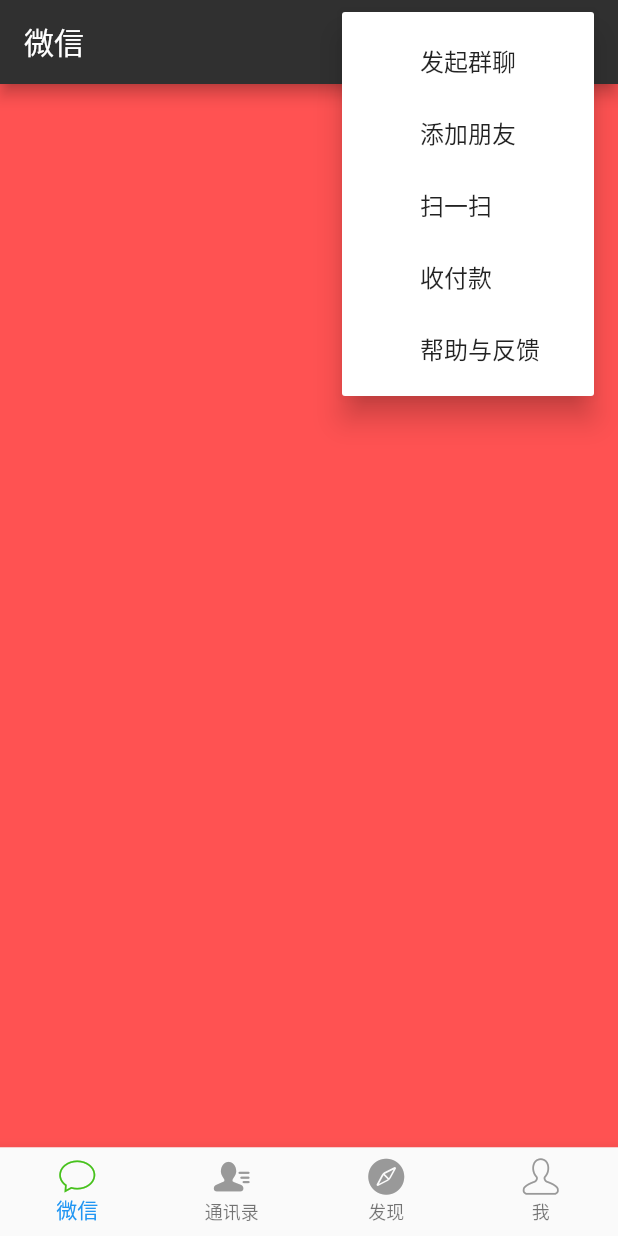
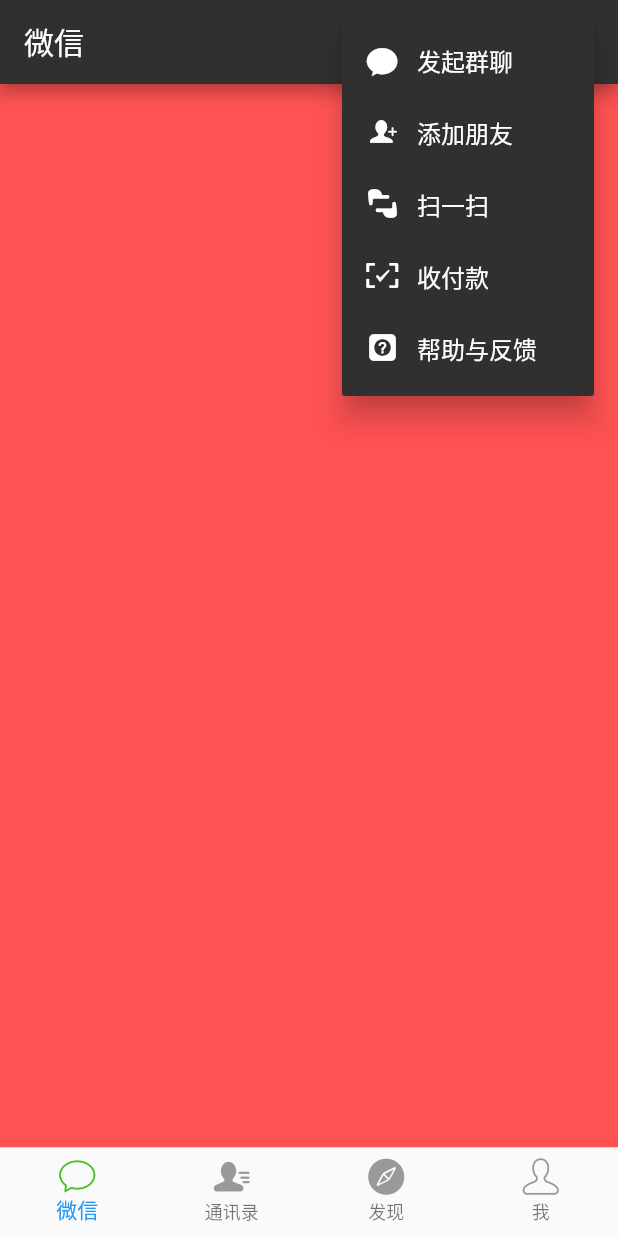
Before and after one commit to mengfa/wechat, a Flutter app: the screen it shows after launch, after a tap on an icon or button, on a phone screen of 412 x 824 dp. Run offline on Flutter 3.47's test engine with Material 2 defaults, Android fonts, the phone set to English and light mode, and no system bars.

Commit message:
修改AppBar上的下拉列表的背景色和AppBar相同

```diff
--- a/lib/constants.dart
+++ b/lib/constants.dart
@@ -2,6 +2,7 @@ class AppColors {
   static const AppBarColor = 0xff303030;
   static const TabIconActive = 0xff46c11b;
   static const TabIconNormal = 0xff999999;
+  static const AppBarPopuMenuColor = 0xffffffff;
 }
 
 class Constants {
--- a/lib/home/home_screen.dart
+++ b/lib/home/home_screen.dart
@@ -92,10 +92,10 @@ class _HomeScreenState extends State<HomeScreen> {
         children: <Widget>[
             Icon(IconData(
               iconName,
-                  fontFamily: Constants.IconFontFamily,
-                )),
+              fontFamily: Constants.IconFontFamily
+            ), size: 22.0, color: const Color(AppColors.AppBarPopuMenuColor)),
             Container(width: 12.0),
-            Text(title),
+            Text(title, style: TextStyle(color: const Color(AppColors.AppBarPopuMenuColor))),
           ],
     );
   }
--- a/lib/main.dart
+++ b/lib/main.dart
@@ -6,6 +6,7 @@ void main() => runApp(MaterialApp(
   title: '微信',
   theme: ThemeData.light().copyWith(
       primaryColor: Color(AppColors.AppBarColor),
+      cardColor: Color(AppColors.AppBarColor)
     ),
   home: HomeScreen(),
 ));
```
